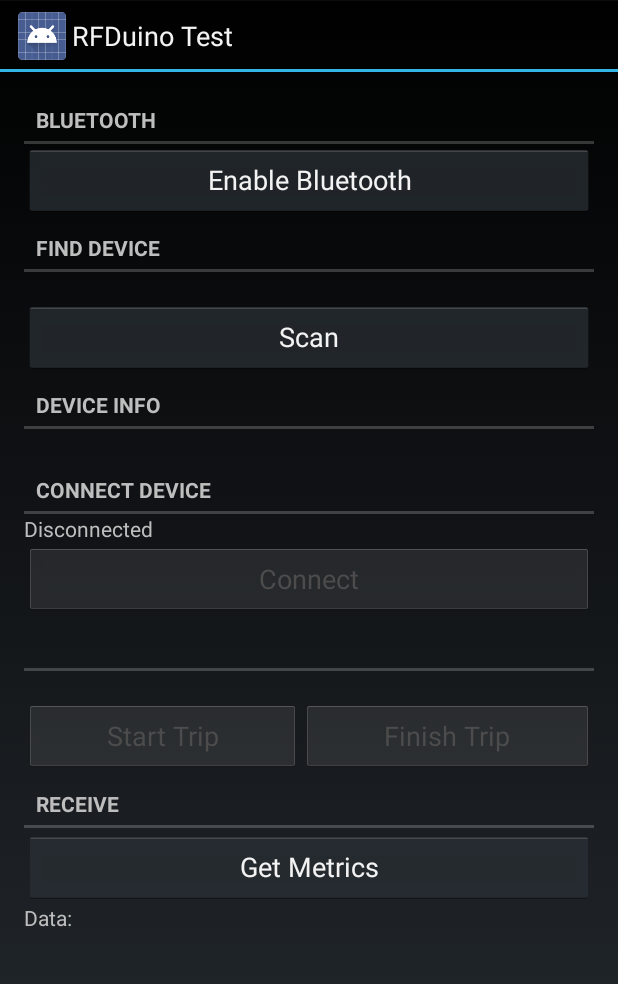
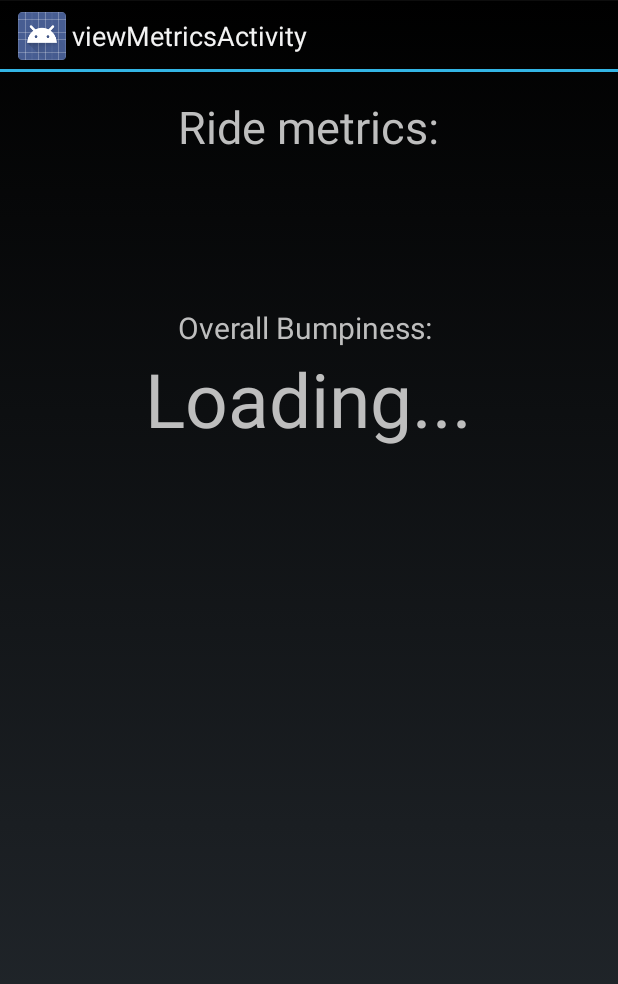
Before and after one commit to saresend/Rate-your-ride, an Android app: the screen it shows after launch (MainActivity before the commit, viewMetricsActivity after it), after a tap on "Get Metrics", on a phone screen of 412 x 824 dp. Shown: the top 984 px of the screen. Run offline under Robolectric (Android 15) with nearby library versions, the phone set to English and light mode, and no system bars; 1 statement that could not run was skipped.

Commit message:
All the things

```diff
--- a/android-App/RFDuinoTest-0.0/src/main/java/com/lannbox/rfduinotest/MainActivity.java
+++ b/android-App/RFDuinoTest-0.0/src/main/java/com/lannbox/rfduinotest/MainActivity.java
@@ -10,6 +10,7 @@ import android.content.Intent;
 import android.content.IntentFilter;
 import android.content.ServiceConnection;
 import android.os.Bundle;
+import android.os.Handler;
 import android.os.IBinder;
 import android.util.Log;
 import android.view.KeyEvent;
@@ -18,6 +19,9 @@ import android.view.inputmethod.EditorInfo;
 import android.widget.Button;
 import android.widget.LinearLayout;
 import android.widget.TextView;
+
+import org.json.JSONArray;
+import org.json.JSONObject;
 
 import java.util.ArrayList;
 import java.util.UUID;
@@ -29,10 +33,20 @@ public class MainActivity extends Activity implements BluetoothAdapter.LeScanCal
     final private static int STATE_CONNECTING = 3;
     final private static int STATE_CONNECTED = 4;
 
+    private String sessionID;
 
     //Oh sweet mercy this is gonna be a fat array
-    private ArrayList<Long> dataArray;
+    private JSONArray dataArray;
     private int state;
+
+
+    private final int REFRESH_RATE = 100;
+    //Handler for timer
+    private Handler mHandler;
+
+    private boolean shouldAppendData = false;
+    //starting the time
+    private long startTime;
 
     private boolean scanStarted;
     private boolean scanning;
@@ -47,6 +61,7 @@ public class MainActivity extends Activity implements BluetoothAdapter.LeScanCal
     private Button scanButton;
     private TextView deviceInfoText;
     private TextView connectionStatusText;
+    private TextView timeElapsedTextView;
     private Button connectButton;
     private EditData valueEdit;
     private Button startTripButton;
@@ -112,9 +127,10 @@ public class MainActivity extends Activity implements BluetoothAdapter.LeScanCal
         super.onCreate(savedInstanceState);
         setContentView(R.layout.activity_main);
 
-        dataArray = new ArrayList<Long>();
+        dataArray = new JSONArray();
         Log.e("Networks:","Sending network task");
         new networkingTask().execute("http://ec2-35-161-86-195.us-west-2.compute.amazonaws.com/test_input","1");
+        mHandler = new Handler();
 
         bluetoothAdapter = BluetoothAdapter.getDefaultAdapter();
 
@@ -164,10 +180,13 @@ public class MainActivity extends Activity implements BluetoothAdapter.LeScanCal
         startTripButton.setOnClickListener(new View.OnClickListener() {
             @Override
             public void onClick(View v) {
+                shouldAppendData=true;
                 startTripButton.setEnabled(false);
                 finishTripButton.setEnabled(true);
-                //TODO: Work on communicating with Simblee
-                rfduinoService.send(new byte[]{0});
+
+                startTime = System.currentTimeMillis();
+
+
             }
         });
 
@@ -175,10 +194,18 @@ public class MainActivity extends Activity implements BluetoothAdapter.LeScanCal
         finishTripButton.setOnClickListener(new View.OnClickListener() {
             @Override
             public void onClick(View v) {
+                shouldAppendData = false;
                 finishTripButton.setEnabled(false);
                 startTripButton.setEnabled(true);
-                //TODO: Work on communicating with Simblee
-                rfduinoService.send(new byte[]{0});
+
+                JSONObject obj = new JSONObject();
+                try {
+                    obj.put("data", dataArray);
+                }
+                catch(Exception e) {
+                    Log.e("Lol",e.toString());
+                }
+                new networkingTask().execute("http://ec2-35-161-86-195.us-west-2.compute.amazonaws.com/test_input","0",obj.toString());
             }
         });
 
@@ -188,10 +215,8 @@ public class MainActivity extends Activity implements BluetoothAdapter.LeScanCal
             @Override
             public void onClick(View v) {
 
-                //Remove this eventually
-                Log.e("asdf",dataArray.toString());
-                //dataLayout.removeAllViews();
-                new networkingTask().execute("http://ec2-35-161-86-195.us-west-2.compute.amazonaws.com/test_input","0");
+                Intent intent = new Intent(getApplicationContext(), viewMetricsActivity.class);
+                startActivity(intent);
             }
         });
 
@@ -289,13 +314,13 @@ public class MainActivity extends Activity implements BluetoothAdapter.LeScanCal
             }
         }
 
-        Log.e("The data:",value.toString());
-        if(finishTripButton.isEnabled()) {
-            dataArray.add(value);
+
+        Log.e("The data:",dataArray.toString());
+        Log.e("asdf", "Add stuff to dataArray");
+        if(shouldAppendData) {
+            dataArray.put(value);
         }
-        else {
-            Log.e("Receiving Data:","Receiving data, but not appending!");
-        }
+
 
         View view = getLayoutInflater().inflate(android.R.layout.simple_list_item_2, dataLayout, false);
 
@@ -309,8 +334,10 @@ public class MainActivity extends Activity implements BluetoothAdapter.LeScanCal
             text2.setText(ascii);
         }
 
-        dataLayout.addView(
-                view, LinearLayout.LayoutParams.MATCH_PARENT, LinearLayout.LayoutParams.WRAP_CONTENT);
+        if(shouldAppendData) {
+            dataLayout.addView(
+                    view, LinearLayout.LayoutParams.MATCH_PARENT, LinearLayout.LayoutParams.WRAP_CONTENT);
+        }
     }
 
     @Override
--- /dev/null
+++ b/android-App/RFDuinoTest-0.0/src/main/java/com/lannbox/rfduinotest/getMetricsTask.java
@@ -0,0 +1,48 @@
+package com.lannbox.rfduinotest;
+
+import android.os.AsyncTask;
+import android.util.Log;
+
+import java.io.BufferedReader;
+import java.io.InputStream;
+import java.io.InputStreamReader;
+import java.net.HttpURLConnection;
+import java.net.URL;
+
+/**
+ * Created by SamResendez on 10/29/16.
+ */
+
+public class getMetricsTask extends AsyncTask {
+
+    public String bumpinessFactor;
+    @Override
+    protected String doInBackground(Object[] params) {
+        try {
+        String urlString = "Set-URL";
+        String responseString;
+        URL baseUrl = new URL(urlString);
+        HttpURLConnection connector = (HttpURLConnection) baseUrl.openConnection();
+        InputStream response = connector.getInputStream();
+        StringBuilder sb = new StringBuilder();
+        BufferedReader bufRead = new BufferedReader(new InputStreamReader(response));
+
+        while ((responseString = bufRead.readLine()) != null) {
+            sb.append(responseString);
+        }
+        Log.e("dasf", sb.toString());
+        bumpinessFactor = sb.toString();
+    } catch (Exception e) {
+            Log.e("Errors:", e.toString());
+        }
+
+        return bumpinessFactor;
+    }
+
+    @Override
+    protected void onPostExecute(Object o) {
+        super.onPostExecute(o);
+        Log.e("onPostExecute:",o.toString());
+
+    }
+}
--- a/android-App/RFDuinoTest-0.0/src/main/java/com/lannbox/rfduinotest/networkingTask.java
+++ b/android-App/RFDuinoTest-0.0/src/main/java/com/lannbox/rfduinotest/networkingTask.java
@@ -2,6 +2,8 @@ package com.lannbox.rfduinotest;
 
 import android.os.AsyncTask;
 import android.util.Log;
+
+import org.json.JSONObject;
 
 import java.io.BufferedInputStream;
 import java.io.BufferedOutputStream;
@@ -24,9 +26,8 @@ public class networkingTask extends AsyncTask<String,Integer,String> {
 
         String urlString = params[0];
 
-        InputStream inputStream = null;
 
-        if(params[1] == "1") {
+        if (params[1] == "1") {
             try {
 
                 String responseString;
@@ -37,23 +38,23 @@ public class networkingTask extends AsyncTask<String,Integer,String> {
                 StringBuilder sb = new StringBuilder();
                 BufferedReader bufRead = new BufferedReader(new InputStreamReader(response));
 
-                while((responseString = bufRead.readLine()) != null) {
+                while ((responseString = bufRead.readLine()) != null) {
                     sb.append(responseString);
                 }
-                Log.e("dasf",sb.toString());
-            }
-            catch(Exception e) {
+                Log.e("dasf", sb.toString());
+            } catch (Exception e) {
                 Log.e("Errors:", e.toString());
             }
-        }
-
+        } else {
             try {
 
-            String urlParameters = "stringData=HelloWorld";
-            byte[] postData = urlParameters.getBytes();
+                String jsonString = params[2];
+                String urlParameters = "stringData=";
+
+
 
                 URL url = new URL(urlString);
-            Log.e("URL: ",url.toString());
+                Log.e("URL: ", url.toString());
                 HttpURLConnection urlConnection = (HttpURLConnection) url.openConnection();
                 urlConnection.setDoOutput(true);
 
@@ -62,23 +63,24 @@ public class networkingTask extends AsyncTask<String,Integer,String> {
                 urlConnection.setConnectTimeout(15000);
                 OutputStream outputPost = urlConnection.getOutputStream();
 
-            outputPost.write(postData);
+                outputPost.write((urlParameters+jsonString).getBytes());
 
 
                 outputPost.flush();
 
                 urlConnection.getResponseCode();
-            if(urlConnection.getResponseCode() == 200) {
-                Log.e("Networking:","My boy, we out here");
+                if (urlConnection.getResponseCode() == 200) {
+                    Log.e("Networking:", "My boy, we out here");
                 }
 
 
-        }
-        catch(Exception e) {
-            Log.e("asdf",e.toString());
+            } catch (Exception e) {
+                Log.e("asdf", e.toString());
             }
 
             return null;
         }
+        return null;
+    }
 
 }
--- /dev/null
+++ b/android-App/RFDuinoTest-0.0/src/main/java/com/lannbox/rfduinotest/viewMetricsActivity.java
@@ -0,0 +1,26 @@
+package com.lannbox.rfduinotest;
+
+import android.content.Context;
+import android.os.Bundle;
+import android.app.Activity;
+import android.widget.Toast;
+
+public class viewMetricsActivity extends Activity {
+
+    @Override
+    protected void onCreate(Bundle savedInstanceState) {
+        super.onCreate(savedInstanceState);
+        setContentView(R.layout.activity_view_metrics);
+
+        new getMetricsTask().execute();
+
+
+        CharSequence text = "Please wait while we load your latest metrics!";
+        Context context = getApplicationContext();
+        int duration = Toast.LENGTH_SHORT;
+        Toast toast = Toast.makeText(context,text,duration);
+        toast.show();
+
+    }
+
+}
--- a/android-App/RFDuinoTest-0.0/src/main/res/layout/activity_main.xml
+++ b/android-App/RFDuinoTest-0.0/src/main/res/layout/activity_main.xml
@@ -91,7 +91,7 @@
             android:layout_width="fill_parent"
             android:layout_height="wrap_content"
             android:id="@+id/textView5"
-            android:text=""
+            android:text="Ride Time:"
             android:layout_marginTop="5dip" />
 
         <TextView
--- /dev/null
+++ b/android-App/RFDuinoTest-0.0/src/main/res/layout/activity_view_metrics.xml
@@ -0,0 +1,46 @@
+<?xml version="1.0" encoding="utf-8"?>
+<RelativeLayout xmlns:android="http://schemas.android.com/apk/res/android"
+    xmlns:tools="http://schemas.android.com/tools"
+    android:id="@+id/activity_view_metrics"
+    android:layout_width="match_parent"
+    android:layout_height="match_parent"
+    android:paddingBottom="@dimen/activity_vertical_margin"
+    android:paddingLeft="@dimen/activity_horizontal_margin"
+    android:paddingRight="@dimen/activity_horizontal_margin"
+    android:paddingTop="@dimen/activity_vertical_margin"
+    tools:context="com.lannbox.rfduinotest.viewMetricsActivity">
+
+    <TextView
+        android:id = "@+id/titleView"
+        android:textSize="30dp"
+        android:text="Ride metrics:"
+        android:layout_centerHorizontal="true"
+        android:layout_width="wrap_content"
+        android:layout_height="wrap_content" />
+
+    <TextView
+        android:id = "@+id/bumpinessText"
+        android:textSize = "20dp"
+        android:paddingTop="100dp"
+        android:text = "Overall Bumpiness: "
+        android:layout_centerHorizontal="true"
+        android:layout_below="@id/titleView"
+        android:layout_width="wrap_content"
+        android:layout_height="wrap_content" />
+
+    <TextView
+        android:text = "Loading..."
+        android:layout_below="@id/bumpinessText"
+
+        android:textSize="50dp"
+        android:layout_centerHorizontal="true"
+        android:layout_width="wrap_content"
+        android:layout_height="wrap_content" />
+
+    <ImageView
+        android:layout_width="wrap_content"
+        android:layout_height="wrap_content"
+        android:layout_centerHorizontal="true"
+        android:layout_alignParentBottom="true"/>
+
+</RelativeLayout>
--- /dev/null
+++ b/android-App/RFDuinoTest-0.0/src/main/res/values-w820dp/dimens.xml
@@ -0,0 +1,6 @@
+<resources>
+    <!-- Example customization of dimensions originally defined in res/values/dimens.xml
+         (such as screen margins) for screens with more than 820dp of available width. This
+         would include 7" and 10" devices in landscape (~960dp and ~1280dp respectively). -->
+    <dimen name="activity_horizontal_margin">64dp</dimen>
+</resources>
--- a/android-App/RFDuinoTest-0.0/src/main/res/values/strings.xml
+++ b/android-App/RFDuinoTest-0.0/src/main/res/values/strings.xml
@@ -1,4 +1,5 @@
 <?xml version="1.0" encoding="utf-8"?>
 <resources>
     <string name="app_name">RFDuino Test</string>
+    <string name="title_activity_view_metrics">viewMetricsActivity</string>
 </resources>
```
Also changed, not shown: android-App/RFDuinoTest-0.0/src/main/AndroidManifest.xml (+15 -4 lines). Lines whose indentation alone changed are shown as unchanged.
